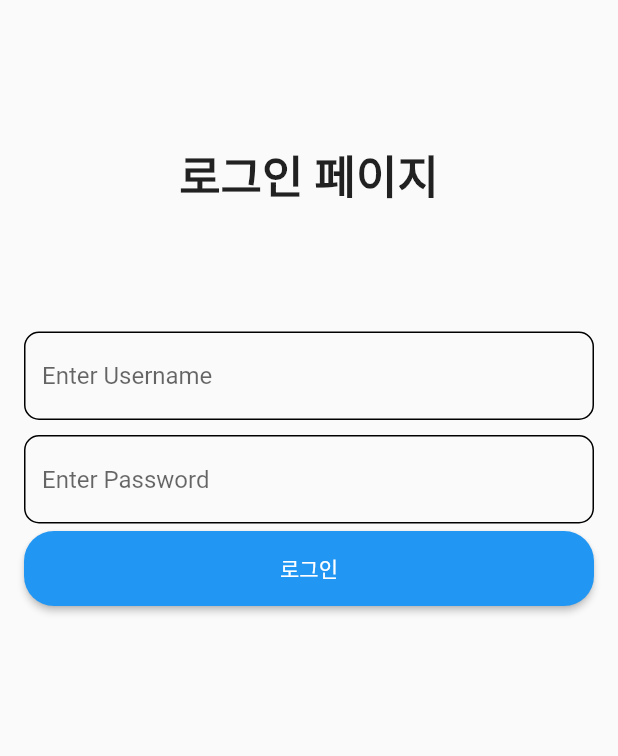
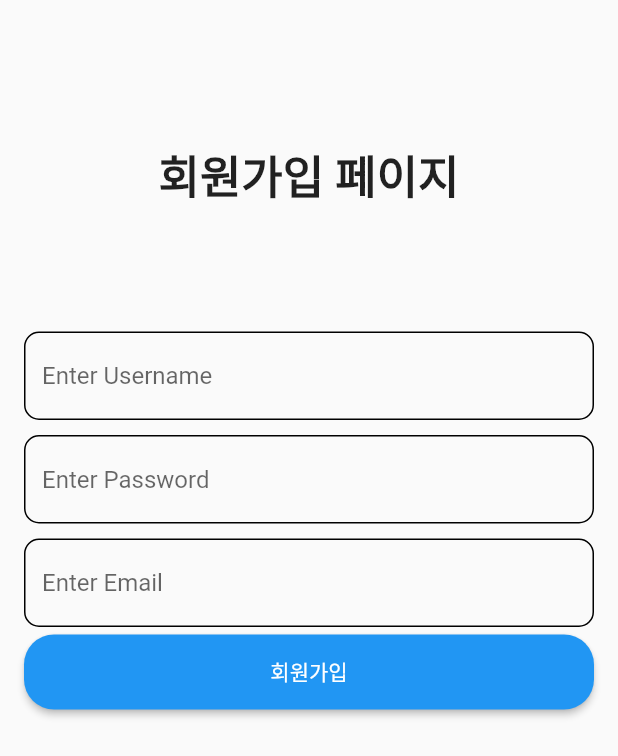
Before and after one commit to jungchungsub/blog_Getx, a Flutter app: the screen it shows after launch, on a phone screen of 412 x 824 dp. Shown: the top 756 px of the screen. Run offline on Flutter 3.47's test engine with Material 2 defaults, Android fonts, the phone set to English and light mode, and no system bars; our stand-ins replace get.

Commit message:
getx 적용 및 페이지 이동

```diff
--- a/lib/components/custom_elevated_button.dart
+++ b/lib/components/custom_elevated_button.dart
@@ -1,9 +1,12 @@
 import 'package:flutter/material.dart';
+import 'package:flutter_blog/pages/user/login_page.dart';
+import 'package:get/get.dart';
 
 class CustomElevatedButton extends StatelessWidget {
   final String text;
+  final pageRoute;
 
-  const CustomElevatedButton({required this.text});
+  const CustomElevatedButton({required this.text, required this.pageRoute});
 
   @override
   Widget build(BuildContext context) {
@@ -14,7 +17,7 @@ class CustomElevatedButton extends StatelessWidget {
           borderRadius: BorderRadius.circular(20),
         ),
       ),
-      onPressed: () {},
+      onPressed: pageRoute,
       child: Text("$text"),
     );
   }
--- a/lib/main.dart
+++ b/lib/main.dart
@@ -1,5 +1,6 @@
 import 'package:flutter/material.dart';
-import 'package:flutter_blog/pages/user/login_page.dart';
+import 'package:flutter_blog/pages/user/join_page.dart';
+import 'package:get/get.dart';
 
 void main() {
   runApp(MyApp());
@@ -8,10 +9,10 @@ void main() {
 class MyApp extends StatelessWidget {
   @override
   Widget build(BuildContext context) {
-    return MaterialApp(
+    return GetMaterialApp(
       debugShowCheckedModeBanner: false,
       //라우터 설계 필요없음, GetX 사용 예정
-      home: LoginPage(),
+      home: JoinPage(),
     );
   }
 }
--- a/lib/pages/user/join_page.dart
+++ b/lib/pages/user/join_page.dart
@@ -1,6 +1,8 @@
 import 'package:flutter/material.dart';
 import 'package:flutter_blog/components/custom_elevated_button.dart';
 import 'package:flutter_blog/components/custom_text_form_field.dart';
+import 'package:flutter_blog/pages/user/login_page.dart';
+import 'package:get/get.dart';
 
 class JoinPage extends StatelessWidget {
   @override
@@ -32,7 +34,8 @@ class JoinPage extends StatelessWidget {
         CustomTextFormField(hint: "Username"),
         CustomTextFormField(hint: "Password"),
         CustomTextFormField(hint: "Email"),
-        CustomElevatedButton(text: "회원가입"),
+        CustomElevatedButton(
+            text: "회원가입", pageRoute: () => Get.to(LoginPage())),
       ],
     ));
   }
--- a/lib/pages/user/login_page.dart
+++ b/lib/pages/user/login_page.dart
@@ -1,6 +1,8 @@
 import 'package:flutter/material.dart';
 import 'package:flutter_blog/components/custom_elevated_button.dart';
 import 'package:flutter_blog/components/custom_text_form_field.dart';
+import 'package:flutter_blog/pages/post/home_page.dart';
+import 'package:get/get.dart';
 
 class LoginPage extends StatelessWidget {
   @override
@@ -31,7 +33,7 @@ class LoginPage extends StatelessWidget {
       children: [
         CustomTextFormField(hint: "Username"),
         CustomTextFormField(hint: "Password"),
-        CustomElevatedButton(text: "로그인"),
+        CustomElevatedButton(text: "로그인", pageRoute: () => Get.to(HomePage())),
       ],
     ));
   }
--- a/pubspec.yaml
+++ b/pubspec.yaml
@@ -29,6 +29,7 @@ environment:
 dependencies:
   flutter:
     sdk: flutter
+  get: ^4.6.5
 
 
   # The following adds the Cupertino Icons font to your application.
```
Also changed, not shown: pubspec.lock.
